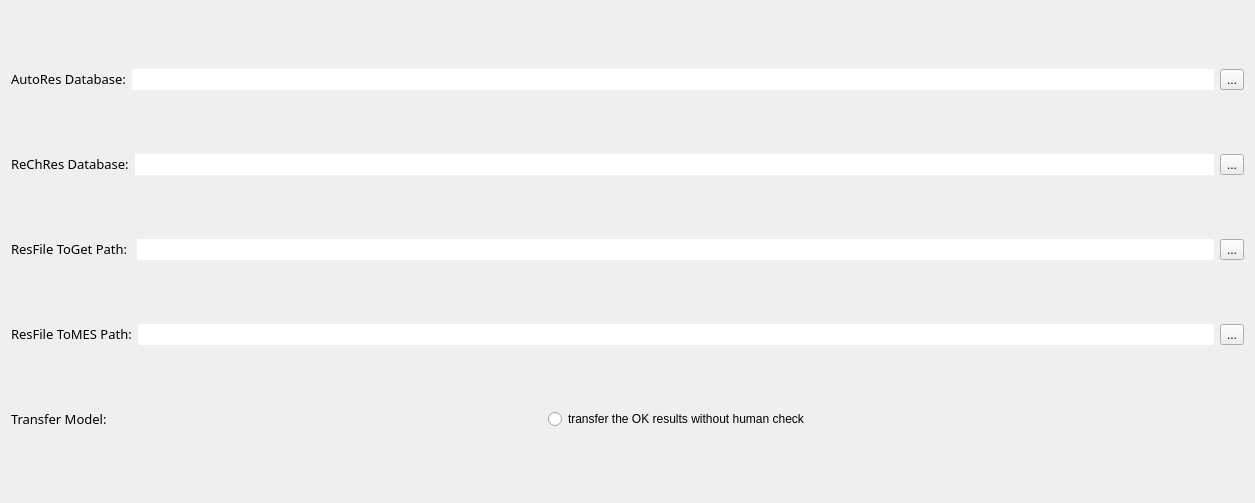
Old version of the form PCBHumanReCheck/PCBHumanReCheck/mysettingwindow.ui in the repository ZhangYY12345/PCBHumanReCheck.
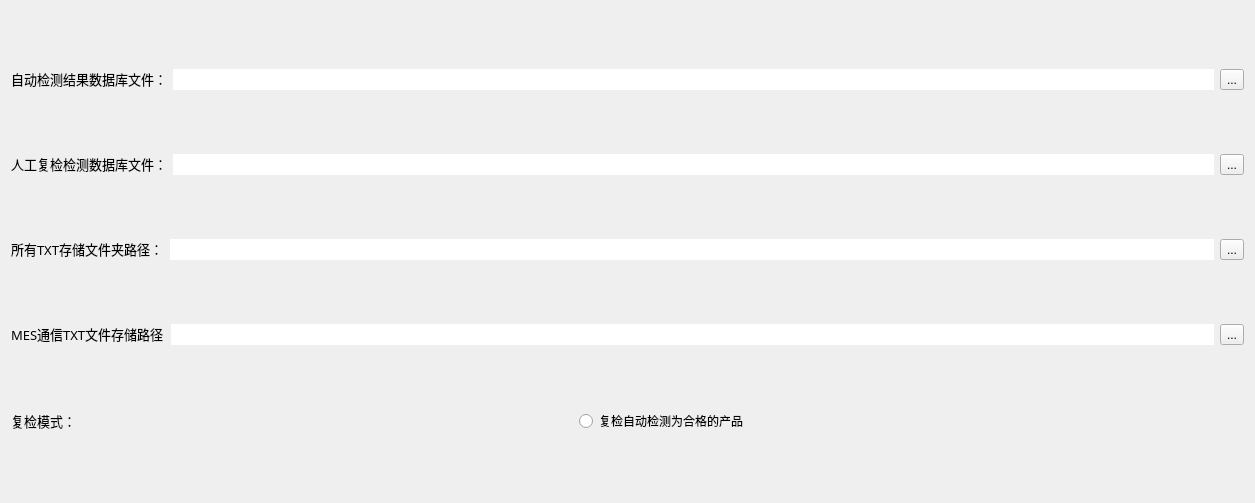
New version of the form.

```diff
--- a/PCBHumanReCheck/PCBHumanReCheck/mysettingwindow.ui
+++ b/PCBHumanReCheck/PCBHumanReCheck/mysettingwindow.ui
@@ -31,7 +31,7 @@
         </font>
        </property>
        <property name="text">
-        <string>AutoRes Database:</string>
+        <string>自动检测结果数据库文件：</string>
        </property>
       </widget>
      </item>
@@ -77,7 +77,7 @@
         </font>
        </property>
        <property name="text">
-        <string>ReChRes Database:</string>
+        <string>人工复检检测数据库文件：</string>
        </property>
       </widget>
      </item>
@@ -123,7 +123,7 @@
         </font>
        </property>
        <property name="text">
-        <string>ResFile ToGet Path: </string>
+        <string>所有TXT存储文件夹路径：</string>
        </property>
       </widget>
      </item>
@@ -172,7 +172,7 @@
         </font>
        </property>
        <property name="text">
-        <string>ResFile ToMES Path:</string>
+        <string>MES通信TXT文件存储路径</string>
        </property>
       </widget>
      </item>
@@ -218,7 +218,7 @@
         </font>
        </property>
        <property name="text">
-        <string>Transfer Model:</string>
+        <string>复检模式：</string>
        </property>
       </widget>
      </item>
@@ -238,7 +238,7 @@
      <item>
       <widget class="QRadioButton" name="setModelBt">
        <property name="text">
-        <string>transfer the OK results without human check</string>
+        <string>复检自动检测为合格的产品</string>
        </property>
       </widget>
      </item>
```
